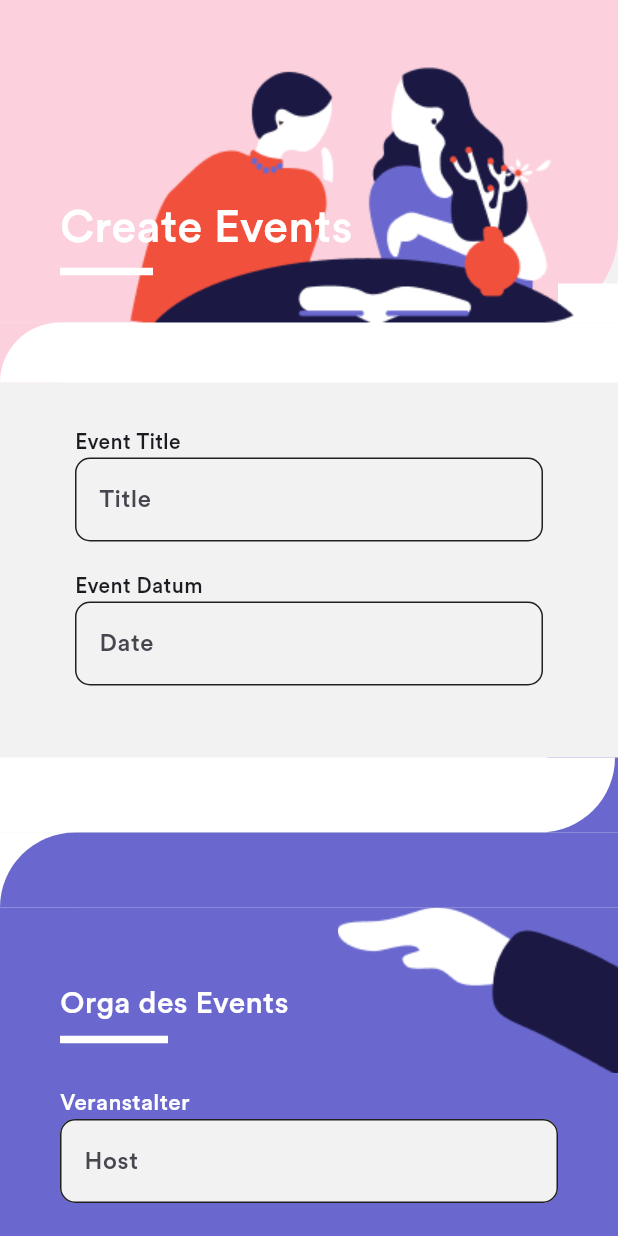
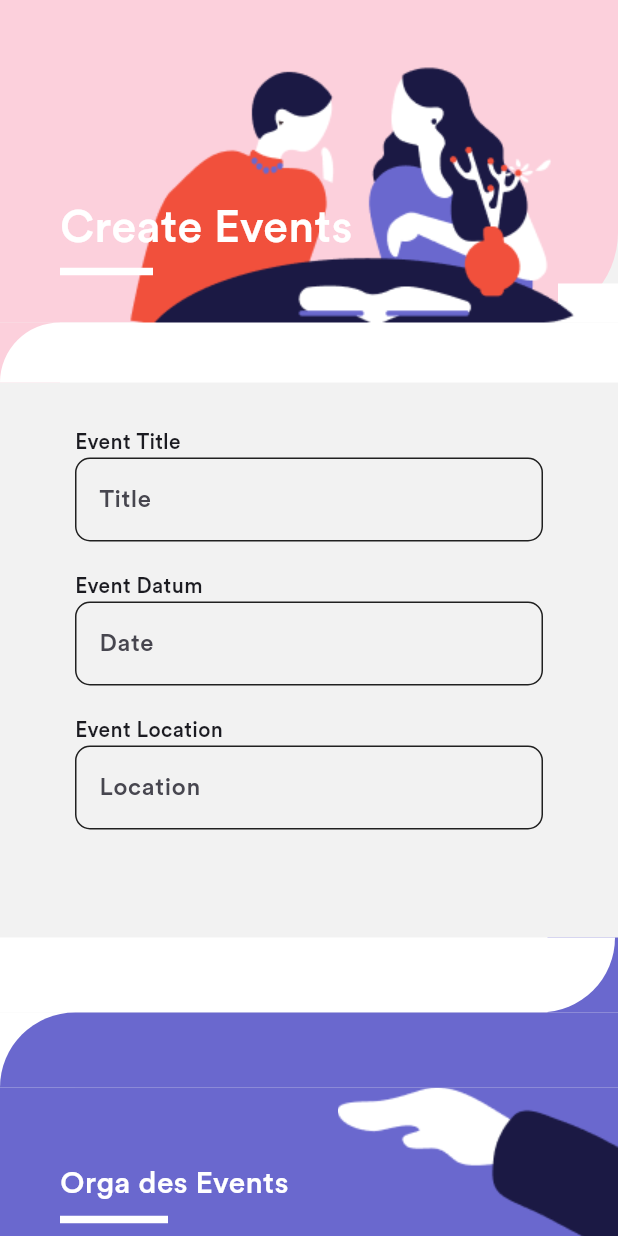
Before and after one commit to Trinistar/female_fellows, a Flutter app: the screen it shows after launch, item 2 of the bottom bar chosen, after a tap on the "add" icon, on a phone screen of 412 x 824 dp. Run offline on Flutter 3.47's test engine with Material 3 defaults, Android fonts, the light colour scheme and no system bars; our stand-ins replace bloc, cloud_firestore, date_format, equatable, firebase_auth, firebase_core and 4 more; accounts and stored records are empty; generated files the repository leaves out were written again.

Commit message:
get Events and Statemanagement for Events

```diff
--- a/lib/blocs/EventBloc/event_event.dart
+++ b/lib/blocs/EventBloc/event_event.dart
@@ -7,11 +7,10 @@ sealed class EventEvent extends Equatable {
   List<Object> get props => [];
 }
 
-
-class NewEvent extends EventEvent{
+class NewEvent extends EventEvent {
   final String date;
   final String host;
-//array
+  final String location;
   final String eventTitle;
   final String eventDescription;
   final String contactPerson;
@@ -19,7 +18,14 @@ class NewEvent extends EventEvent{
   final bool? sport;
   final bool? tandem;
   final bool? outdoor;
+  //materials
+  final String? planer;
+  final String? book;
+  final String? food;
+  final String? information;
+  final String? clothes;
   NewEvent({
+    required this.location,
     this.sport,
     this.tandem,
     this.outdoor,
@@ -28,5 +34,10 @@ class NewEvent extends EventEvent{
     required this.eventTitle,
     required this.eventDescription,
     required this.contactPerson,
+    this.planer,
+    this.book,
+    this.food,
+    this.information,
+    this.clothes,
   });
 }
--- a/lib/blocs/EventBloc/event_state.dart
+++ b/lib/blocs/EventBloc/event_state.dart
@@ -9,11 +9,19 @@ sealed class EventState extends Equatable {
 
 final class EventInitial extends EventState {}
 
-class FormEvent extends EventState{}
+class FormEvent extends EventState {}
 
-class CreateSuccess extends EventState{
+class CreateSuccess extends EventState {
   final Event eventdata;
+  final DocumentReference<Map<String, dynamic>> eventRef;
 
-  CreateSuccess({required this.eventdata});
+  CreateSuccess({required this.eventdata, required this.eventRef});
 }
-class EventFailure extends EventState{}
+
+class EventFailure extends EventState {}
+
+class EventStore extends EventState {
+  final List<Event> events;
+
+  EventStore({required this.events});
+}
--- a/lib/main.dart
+++ b/lib/main.dart
@@ -12,7 +12,7 @@ import 'package:vs_femalefellows/provider/firestore/firestore_event.dart';
 import 'provider/firebase_options.dart';
 
 final AuthRepository authenticationRepository = AuthRepository();
-final FirestorEventRepository firestoreEventRepository = FirestorEventRepository();
+final FirestoreEventRepository firestoreEventRepository = FirestoreEventRepository();
 
 void main() async {
   WidgetsFlutterBinding.ensureInitialized();
--- a/lib/pages/Eventpages/EventComponents/event_ListTile.dart
+++ b/lib/pages/Eventpages/EventComponents/event_ListTile.dart
@@ -1,14 +1,17 @@
 import 'package:flutter/material.dart';
+import 'package:vs_femalefellows/models/events.dart';
+import 'package:vs_femalefellows/provider/firestore/firestore_event.dart';
 
 class EventListTile extends StatelessWidget {
-  const EventListTile({super.key});
-
+  EventListTile({super.key, required this.event});
+  final Event event;
+  final FirestoreEventRepository repo = FirestoreEventRepository();
   @override
   Widget build(BuildContext context) {
     return Row(
       children: [
         Padding(
-          padding: const EdgeInsets.only(left: 20, top: 30,bottom: 30),
+          padding: const EdgeInsets.only(left: 20, top: 30, bottom: 30),
           child: SizedBox(
             height: 80,
             width: 320,
@@ -17,10 +20,9 @@ class EventListTile extends StatelessWidget {
                   'lib/images/partner1.png',
                   fit: BoxFit.fill,
                   width: 80,
-
                 ),
                 title: Text(
-                  'Sprachcafé: Arrabisch/Deutsch',
+                  event.eventTitle,
                   style: TextStyle(fontSize: 15, fontWeight: FontWeight.bold),
                 ),
                 subtitle: Column(
@@ -32,7 +34,7 @@ class EventListTile extends StatelessWidget {
                           size: 20,
                         ),
                         Text(
-                          'Datum',
+                          event.date,
                           style: TextStyle(fontSize: 13),
                         ),
                       ],
@@ -44,7 +46,7 @@ class EventListTile extends StatelessWidget {
                           size: 20,
                         ),
                         Text(
-                          'Veranstalter',
+                          event.host,
                           style: TextStyle(fontSize: 13),
                         ),
                       ],
@@ -56,7 +58,7 @@ class EventListTile extends StatelessWidget {
                           size: 20,
                         ),
                         Text(
-                          'Location',
+                          event.location,
                           style: TextStyle(fontSize: 13),
                         ),
                       ],
--- a/lib/pages/Eventpages/all_events_page.dart
+++ b/lib/pages/Eventpages/all_events_page.dart
@@ -1,6 +1,9 @@
 import 'package:flutter/material.dart';
+import 'package:flutter_bloc/flutter_bloc.dart';
+import 'package:vs_femalefellows/models/events.dart';
 import 'package:vs_femalefellows/pages/Eventpages/EventComponents/event_ListTile.dart';
-import 'package:vs_femalefellows/pages/Eventpages/event_authentication_entry.dart';
+import 'package:vs_femalefellows/pages/Eventpages/event_detail_page.dart';
+import 'package:vs_femalefellows/provider/firestore/firestore_event.dart';
 
 class AllEvents extends StatefulWidget {
   const AllEvents({super.key});
@@ -12,11 +15,23 @@ class AllEvents extends StatefulWidget {
 class _AllEventsState extends State<AllEvents> {
   @override
   Widget build(BuildContext context) {
-    return GestureDetector(
-      onTap:  () {
-                    Navigator.of(context).push(
-                        MaterialPageRoute(builder: (context) => Evententry()));
+    return BlocBuilder<AllEventsStore, List<Event>>(
+      builder: (context, state) {
+        return ListView(
+          children: state
+              .map((e) => GestureDetector(
+                  onTap: () {
+                    Navigator.of(context).push(MaterialPageRoute(
+                        builder: (context) => DetailEvent(
+                              eventState: e,
+                            )));
                   },
-      child: EventListTile());
+                  child: EventListTile(
+                    event: e,
+                  )))
+              .toList(),
+        );
+      },
+    );
   }
 }
--- a/lib/pages/Eventpages/create_event.dart
+++ b/lib/pages/Eventpages/create_event.dart
@@ -5,6 +5,7 @@ import 'package:vs_femalefellows/blocs/EventBloc/event_bloc.dart';
 import 'package:vs_femalefellows/components/female_fellows_button.dart';
 import 'package:vs_femalefellows/components/text_bar.dart';
 import 'package:vs_femalefellows/pages/Eventpages/EventComponents/color_artbar.dart';
+import 'package:vs_femalefellows/pages/Eventpages/event_detail_page.dart';
 import 'package:vs_femalefellows/pages/Homepage/homepage_container/homepage_divider.dart';
 import 'package:vs_femalefellows/provider/controller.dart';
 
@@ -29,7 +30,21 @@ class _CreateEventState extends State<CreateEvent> {
           statusBarColor: Theme.of(context).colorScheme.secondary,
         ),
         child: Scaffold(
-          body: ListView(children: [
+          body: BlocConsumer<EventBloc, EventState>(
+            listener: (context, state) {
+              if (state is CreateSuccess) {
+                Navigator.of(context).push(
+                    MaterialPageRoute(builder: (context) => DetailEvent(eventState: state.eventdata,)));
+              }
+              if (state is EventFailure) {
+                SnackBar(
+                  content: Text('Failure'),
+                );
+              }
+            },
+            builder: (context, state) {
+              return ListView(children: [
+                // BackButton(style: ButtonStyle(alignment: Alignment.bottomLeft,),),
                 Container(
                   decoration: BoxDecoration(
                       color: Theme.of(context).colorScheme.secondary,
@@ -92,7 +107,7 @@ class _CreateEventState extends State<CreateEvent> {
                 ),
                 Container(
                   width: 1000,
-              height: 230,
+                  height: 350,
                   child: Padding(
                     padding: const EdgeInsets.all(10),
                     child: Column(
@@ -119,6 +134,19 @@ class _CreateEventState extends State<CreateEvent> {
                         TextBar(
                             controller: Controller.dateController,
                             hintText: 'Date',
+                            obscureText: false,
+                            onChange: null,
+                            validator: null),
+                        SizedBox(
+                          height: 20,
+                        ),
+                        Padding(
+                          padding: const EdgeInsets.only(left: 40),
+                          child: Text('Event Location'),
+                        ),
+                        TextBar(
+                            controller: Controller.locationController,
+                            hintText: 'Location',
                             obscureText: false,
                             onChange: null,
                             validator: null),
@@ -149,7 +177,7 @@ class _CreateEventState extends State<CreateEvent> {
                               ),
                             ),
                             Positioned(
-                          top:50 ,
+                              top: 50,
                               child: Padding(
                                 padding: const EdgeInsets.only(left: 40),
                                 child: Column(
@@ -164,7 +192,7 @@ class _CreateEventState extends State<CreateEvent> {
                               ),
                             ),
                             Padding(
-                          padding: const EdgeInsets.only(left: 40,top: 80),
+                              padding: const EdgeInsets.only(left: 40, top: 80),
                               child: Divider(
                                 thickness: 5,
                                 color: Colors.white,
@@ -174,7 +202,9 @@ class _CreateEventState extends State<CreateEvent> {
                           ],
                         ),
                       ),
-                  SizedBox(height: 10,),
+                      SizedBox(
+                        height: 10,
+                      ),
                       Padding(
                         padding: const EdgeInsets.only(left: 40),
                         child: Text(
@@ -339,7 +369,11 @@ class _CreateEventState extends State<CreateEvent> {
                             cacheHeight: 45,
                           ),
                           title: Text('Notizbuch & Stifte'),
-                      subtitle: TextField(controller: Controller.planerController,decoration: InputDecoration(hintText: 'Trage die Materialien ein'),),
+                          subtitle: TextField(
+                            controller: Controller.planerController,
+                            decoration: InputDecoration(
+                                hintText: 'Trage die Materialien ein'),
+                          ),
                         ),
                         ListTile(
                           isThreeLine: true,
@@ -348,7 +382,11 @@ class _CreateEventState extends State<CreateEvent> {
                             cacheHeight: 45,
                           ),
                           title: Text('Wörterbuch'),
-                      subtitle: TextField(controller: Controller.bookController,decoration: InputDecoration(hintText: 'Trage die Materialien ein'),),
+                          subtitle: TextField(
+                            controller: Controller.bookController,
+                            decoration: InputDecoration(
+                                hintText: 'Trage die Materialien ein'),
+                          ),
                         ),
                         ListTile(
                           isThreeLine: true,
@@ -357,7 +395,11 @@ class _CreateEventState extends State<CreateEvent> {
                             cacheHeight: 45,
                           ),
                           title: Text('Kulinarische Köstlichkeiten'),
-                      subtitle: TextField(controller: Controller.foodController,decoration: InputDecoration(hintText: 'Trage die Materialien ein'),),
+                          subtitle: TextField(
+                            controller: Controller.foodController,
+                            decoration: InputDecoration(
+                                hintText: 'Trage die Materialien ein'),
+                          ),
                         ),
                         ListTile(
                           isThreeLine: true,
@@ -366,7 +408,11 @@ class _CreateEventState extends State<CreateEvent> {
                             cacheHeight: 45,
                           ),
                           title: Text('Kulturelle Informationen'),
-                      subtitle: TextField(controller: Controller.informationController,decoration: InputDecoration(hintText: 'Trage die Materialien ein'),),
+                          subtitle: TextField(
+                            controller: Controller.informationController,
+                            decoration: InputDecoration(
+                                hintText: 'Trage die Materialien ein'),
+                          ),
                         ),
                         ListTile(
                           isThreeLine: true,
@@ -375,7 +421,11 @@ class _CreateEventState extends State<CreateEvent> {
                             cacheHeight: 45,
                           ),
                           title: Text('Kleidung'),
-                      subtitle: TextField(controller: Controller.clothesController,decoration: InputDecoration(hintText: 'Trage die Materialien ein'),),
+                          subtitle: TextField(
+                            controller: Controller.clothesController,
+                            decoration: InputDecoration(
+                                hintText: 'Trage die Materialien ein'),
+                          ),
                         ),
                         SizedBox(
                           height: 20,
@@ -403,9 +453,16 @@ class _CreateEventState extends State<CreateEvent> {
                               eventTitle: Controller.eventTitleController.text,
                               contactPerson:
                                   Controller.contactPersonController.text,
+                              location: Controller.locationController.text,
                               sport: _sport,
                               outdoor: _outdoor,
                               tandem: _tandem,
+                              planer: Controller.planerController.text,
+                              book: Controller.bookController.text,
+                              food: Controller.foodController.text,
+                              information:
+                                  Controller.informationController.text,
+                              clothes: Controller.clothesController.text,
                             ));
                       },
                     );
@@ -414,7 +471,9 @@ class _CreateEventState extends State<CreateEvent> {
                 SizedBox(
                   height: 100,
                 ),
-          ]),
+              ]);
+            },
+          ),
         ));
   }
 }
--- a/lib/pages/Eventpages/event_overview.dart
+++ b/lib/pages/Eventpages/event_overview.dart
@@ -1,5 +1,6 @@
 import 'package:flutter/material.dart';
 import 'package:flutter/services.dart';
+import 'package:flutter_bloc/flutter_bloc.dart';
 import 'package:geolocator/geolocator.dart';
 import 'package:vs_femalefellows/pages/Eventpages/EventComponents/color_artbar.dart';
 import 'package:vs_femalefellows/pages/Eventpages/all_events_page.dart';
@@ -7,6 +8,7 @@ import 'package:vs_femalefellows/pages/Eventpages/create_event.dart';
 import 'package:vs_femalefellows/pages/Eventpages/favorite_events.page.dart';
 import 'package:vs_femalefellows/pages/Eventpages/signedup_events_page.dart';
 import 'package:vs_femalefellows/provider/controller.dart';
+import 'package:vs_femalefellows/provider/firestore/firestore_event.dart';
 
 class EventOverview extends StatefulWidget {
   const EventOverview({
@@ -266,9 +268,20 @@ class _EventOverviewState extends State<EventOverview>
               ],
             ),
           ),
-          Container(
+          MultiBlocProvider(
+           providers: [
+             BlocProvider<AllEventsStore>(
+          create: (BuildContext context) => AllEventsStore(),
+        ),
+                BlocProvider<SubscribedEventsStore>(
+          create: (BuildContext context) => SubscribedEventsStore(),
+        ),        BlocProvider<FavoriteEventStore>(
+          create: (BuildContext context) => FavoriteEventStore(),
+        ),
+           ],
+            child: Container(
               width: double.maxFinite,
-            height: 150,
+              height: 400,
               child: TabBarView(
                 controller: _tabController,
                 children: [
@@ -276,6 +289,7 @@ class _EventOverviewState extends State<EventOverview>
                   SingedUpEvents(),
                   FavoritEvents(),
                 ],
+              ),
             ),
           ),
 
--- a/lib/provider/controller.dart
+++ b/lib/provider/controller.dart
@@ -19,6 +19,7 @@ class Controller {
 static final eventTitleController = TextEditingController();
 static final contactPersonController = TextEditingController();
 static final descriptionController = TextEditingController();
+static final locationController = TextEditingController();
 //Events Materials
 static final planerController= TextEditingController();
 static final bookController = TextEditingController();
--- a/lib/provider/firestore/firestore_event.dart
+++ b/lib/provider/firestore/firestore_event.dart
@@ -1,14 +1,145 @@
+import 'package:bloc/bloc.dart';
 import 'package:cloud_firestore/cloud_firestore.dart';
+import 'package:flutter/material.dart';
 import 'package:vs_femalefellows/provider/firestore/firestore_repository.dart';
 
 import '../../models/events.dart';
 
+class FirestoreEventRepository {
+  final FirebaseFirestore db;
+  FirestoreEventRepository() : db = FirestoreRepository().firestoreInstance;
 
-class FirestorEventRepository {
-  Future<void> updateEvent(
-  Event eventdata, {
-required eventtitle
-  }) async {
-    return FirestoreRepository().firestoreInstance.collection('event').doc().set(eventdata.toJson(), SetOptions(merge: true));
+  Future<DocumentReference<Map<String, dynamic>>> createEvent(Event eventdata) {
+    return db.collection('event').add(eventdata.toJson());
+  }
+
+  Future<void> updateEvent(Event eventdata) {
+    return db
+        .collection('event')
+        .doc()
+        .set(eventdata.toJson(), SetOptions(merge: true));
+  }
+
+  Stream<QuerySnapshot<Map<String, dynamic>>> getEvents() {
+    return db.collection('event').limit(5).snapshots();
   }
 }
+
+StreamBuilder<QuerySnapshot<Map<String, dynamic>>> eventStreambuilder(
+    Stream<QuerySnapshot<Map<String, dynamic>>> repo,
+    Widget Function(BuildContext context,
+            AsyncSnapshot<QuerySnapshot<Map<String, dynamic>>> snapshot)
+        builder) {
+  return StreamBuilder(stream: repo, builder: builder);
+}
+
+class AllEventsStore extends Cubit<List<Event>> {
+  final FirebaseFirestore db;
+  AllEventsStore()
+      : db = FirestoreRepository().firestoreInstance,
+        super(List.empty(growable: true)) {
+    db.collection('event').limit(5).snapshots().listen(eventListener);
+  }
+
+  void eventListener(QuerySnapshot<Map<String, dynamic>> snapshot) {
+    if (snapshot.docs.isNotEmpty) {
+      List<Event> tmp = [...state];
+      for (var change in snapshot.docChanges) {
+        switch (change.type) {
+          case DocumentChangeType.added:
+            tmp.add(Event.fromJson(change.doc.data()!));
+            break;
+          case DocumentChangeType.modified:
+            Event modiefiedEvent = Event.fromJson(change.doc.data()!);
+            int index = tmp.indexWhere((e) => e.eventTitle == modiefiedEvent.eventTitle);
+            if(index > -1){
+              tmp[index] = modiefiedEvent;
+            }
+            break;
+          case DocumentChangeType.removed:
+            Event deletedEvent = Event.fromJson(change.doc.data()!);
+            int index = tmp.indexWhere((e) => e.eventTitle == deletedEvent.eventTitle);
+            if(index > -1){
+              tmp.removeAt(index);
+            }
+            break;
+        }
+      }
+      emit(tmp);
+    }
+  }
+}
+
+class SubscribedEventsStore extends Cubit<List<Event>> {
+  final FirebaseFirestore db;
+  SubscribedEventsStore()
+      : db = FirestoreRepository().firestoreInstance,
+        super(List.empty(growable: true)) {
+    db.collection('event').limit(5).snapshots().listen(eventListener);
+  }
+
+  void eventListener(QuerySnapshot<Map<String, dynamic>> snapshot) {
+    if (snapshot.docs.isNotEmpty) {
+      List<Event> tmp = [...state];
+      for (var change in snapshot.docChanges) {
+        switch (change.type) {
+          case DocumentChangeType.added:
+            tmp.add(Event.fromJson(change.doc.data()!));
+            break;
+          case DocumentChangeType.modified:
+            Event modiefiedEvent = Event.fromJson(change.doc.data()!);
+            int index = tmp.indexWhere((e) => e.eventTitle == modiefiedEvent.eventTitle);
+            if(index > -1){
+              tmp[index] = modiefiedEvent;
+            }
+            break;
+          case DocumentChangeType.removed:
+            Event deletedEvent = Event.fromJson(change.doc.data()!);
+            int index = tmp.indexWhere((e) => e.eventTitle == deletedEvent.eventTitle);
+            if(index > -1){
+              tmp.removeAt(index);
+            }
+            break;
+        }
+      }
+      emit(tmp);
+    }
+  }
+}
+
+class FavoriteEventStore extends Cubit<List<Event>> {
+  final FirebaseFirestore db;
+  FavoriteEventStore()
+      : db = FirestoreRepository().firestoreInstance,
+        super(List.empty(growable: true)) {
+    db.collection('event').limit(5).snapshots().listen(eventListener);
+  }
+
+  void eventListener(QuerySnapshot<Map<String, dynamic>> snapshot) {
+    if (snapshot.docs.isNotEmpty) {
+      List<Event> tmp = [...state];
+      for (var change in snapshot.docChanges) {
+        switch (change.type) {
+          case DocumentChangeType.added:
+            tmp.add(Event.fromJson(change.doc.data()!));
+            break;
+          case DocumentChangeType.modified:
+            Event modiefiedEvent = Event.fromJson(change.doc.data()!);
+            int index = tmp.indexWhere((e) => e.eventTitle == modiefiedEvent.eventTitle);
+            if(index > -1){
+              tmp[index] = modiefiedEvent;
+            }
+            break;
+          case DocumentChangeType.removed:
+            Event deletedEvent = Event.fromJson(change.doc.data()!);
+            int index = tmp.indexWhere((e) => e.eventTitle == deletedEvent.eventTitle);
+            if(index > -1){
+              tmp.removeAt(index);
+            }
+            break;
+        }
+      }
+      emit(tmp);
+    }
+  }
+}
```
Also changed, not shown: lib/blocs/EventBloc/event_bloc.dart (+10 -15 lines), lib/models/materials.dart (+4 -3 lines), lib/pages/Eventpages/event_detail_page.dart (+38 -21 lines), lib/pages/Eventpages/favorite_events.page.dart (+22 -1 lines), lib/pages/Eventpages/signedup_events_page.dart (+21 -6 lines). Lines whose indentation alone changed are shown as unchanged.
